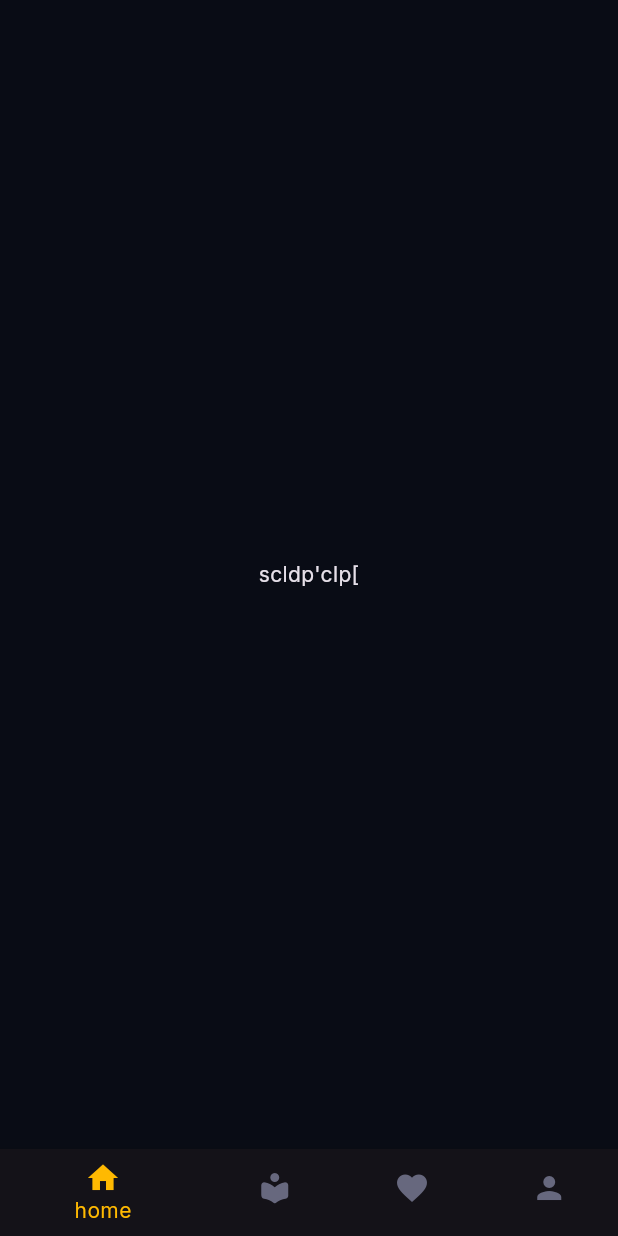
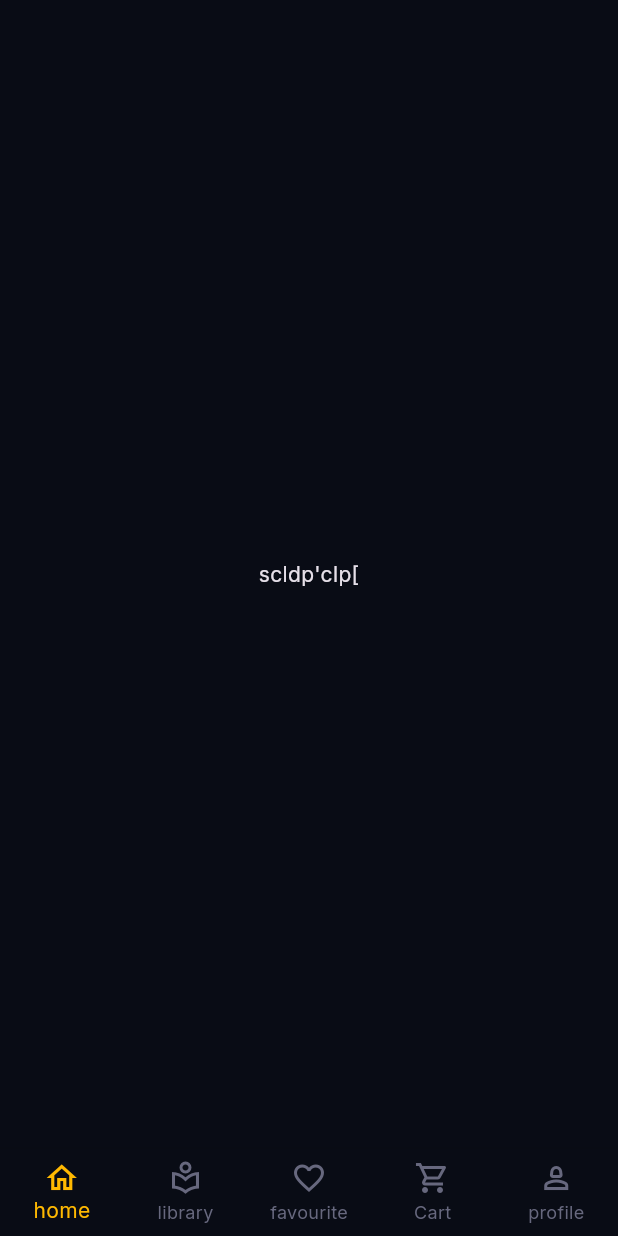
Before and after one commit to AhmedYasserww/Library-System, a Flutter app: the screen it shows after launch, on a phone screen of 412 x 824 dp. Run offline on Flutter 3.47's test engine with Material 3 defaults, Android fonts, the phone set to English and light mode, and no system bars; our stand-ins replace dots_indicator, google_fonts.

Commit message:
change style of bottom nav bar done

```diff
--- a/lib/features/navigation_bar/presentation/views/widgets/navigation_bar_body.dart
+++ b/lib/features/navigation_bar/presentation/views/widgets/navigation_bar_body.dart
@@ -23,22 +23,26 @@ class NavigationBarBodyState extends State<NavigationBarBody> {
    SizedBox(),
     SizedBox(),
    SizedBox(),
+    SizedBox()
   ];
 
   @override
   Widget build(BuildContext context) {
     return Scaffold(
       bottomNavigationBar: BottomNavigationBar(
+        type: BottomNavigationBarType.fixed,
+
         onTap:changeTab,
-        backgroundColor: Colors.white,
+        backgroundColor: AppColors.backgroundColor,
         currentIndex: selectedIndex,
         selectedItemColor: AppColors.buttonColor,
         unselectedItemColor: const Color(0xff67687E),
         items: const [
-          BottomNavigationBarItem(icon: Icon(Icons.home), label: "home"),
-          BottomNavigationBarItem(icon: Icon(Icons.local_library_rounded), label: "library"),
-          BottomNavigationBarItem(icon: Icon(Icons.favorite), label: "favourite"),
-          BottomNavigationBarItem(icon: Icon(Icons.person), label: "profile"),
+          BottomNavigationBarItem(icon: Icon(Icons.home_outlined), label: "home"),
+          BottomNavigationBarItem(icon: Icon(Icons.local_library_outlined), label: "library"),
+          BottomNavigationBarItem(icon: Icon(Icons.favorite_border_outlined), label: "favourite"),
+          BottomNavigationBarItem(icon: Icon(Icons.shopping_cart_outlined), label: "Cart"),
+          BottomNavigationBarItem(icon: Icon(Icons.person_2_outlined), label: "profile"),
         ],
       ),
       backgroundColor: Colors.white,
```
